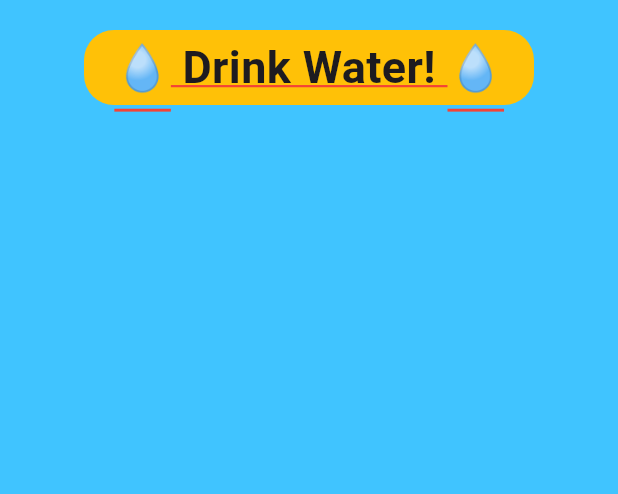
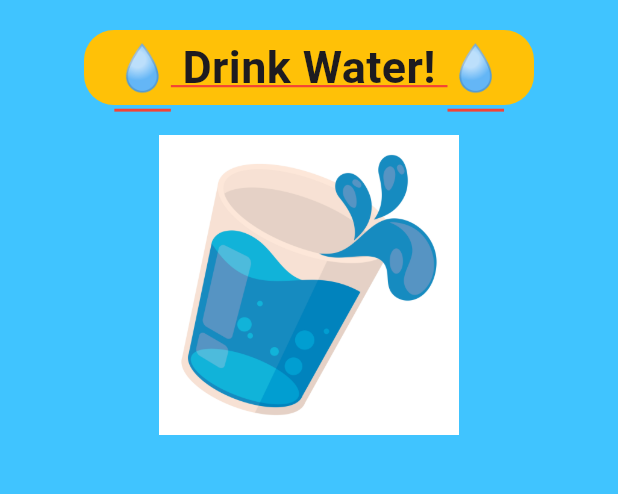
Before and after one commit to moeinhe83/Flutter_CounterApp, a Flutter app: the screen it shows after launch, on a phone screen of 412 x 824 dp, the part 84-578 px from its top. Run offline on Flutter 3.47's test engine with Material 3 defaults, Android fonts, the phone set to English and light mode, and no system bars.

Commit message:
Create Row

```diff
--- a/lib/main.dart
+++ b/lib/main.dart
@@ -89,6 +89,17 @@ class _HomePageState extends State<HomePage> {
               ),
             ),
           ),
+          SizedBox(height: 20),
+          Row(
+            mainAxisAlignment: MainAxisAlignment.center,
+            children: <Widget>[
+              Image.asset(
+                "assets/image/water.jpg",
+                height: 200,
+                width: 200,
+              ),
+            ],
+          ),
         ],
       ),
     );
```
